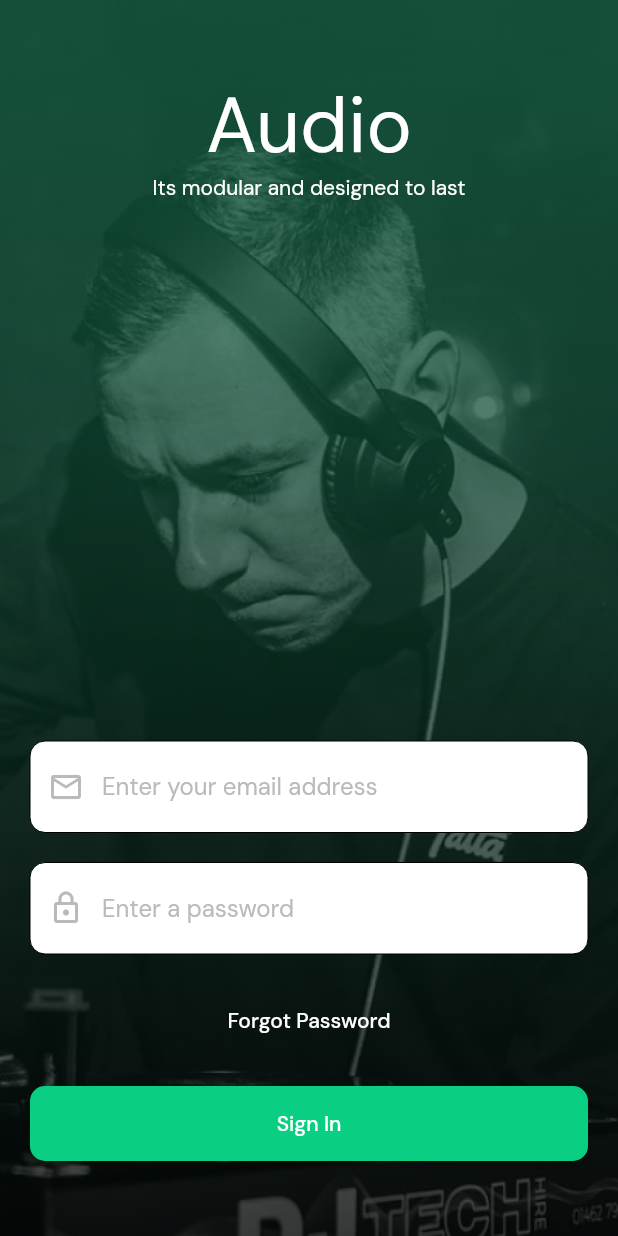
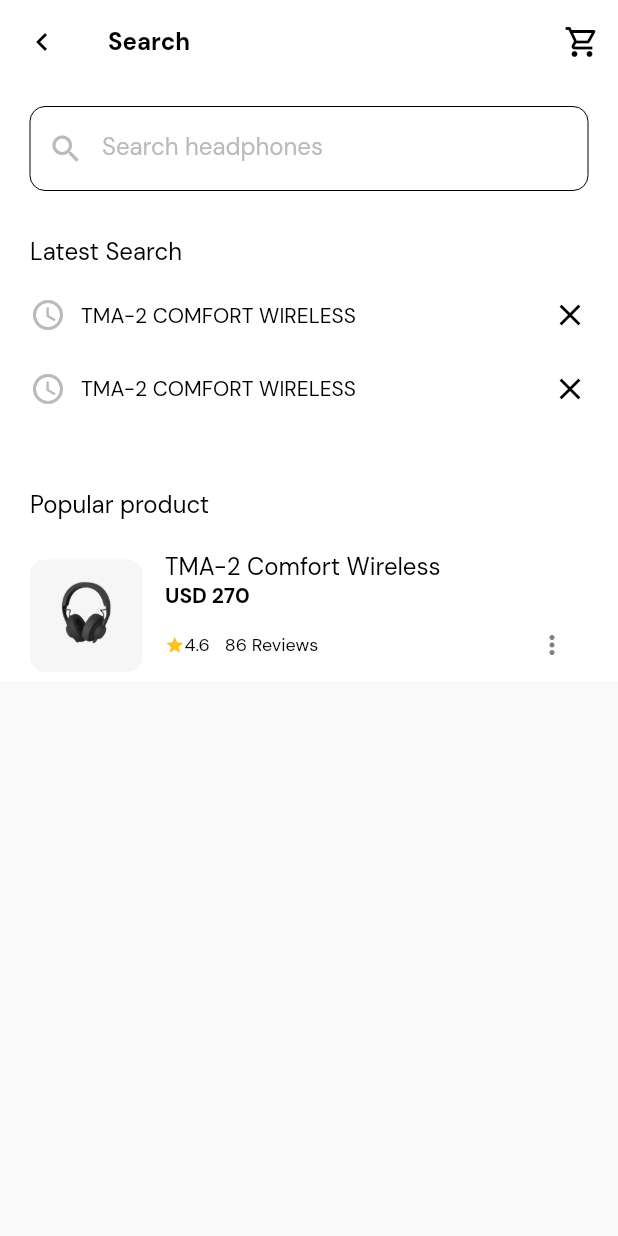
Before and after one commit to rewdt/flutter_audio_store, a Flutter app: the screen it shows after launch, on a phone screen of 412 x 824 dp. Run offline on Flutter 3.47's test engine with Material 2 defaults, Android fonts, the light colour scheme and no system bars; our stand-ins replace carousel_slider, google_fonts.

Commit message:
search screen

```diff
--- a/lib/core/app_root.dart
+++ b/lib/app_root.dart
@@ -1,4 +1,6 @@
 import 'package:audio_store/core/auth/login.dart';
+import 'package:audio_store/core/home_page.dart';
+import 'package:audio_store/core/search_screen.dart';
 import 'package:flutter/material.dart';
 import 'package:google_fonts/google_fonts.dart';
 
@@ -15,7 +17,9 @@ class AppRoot extends StatelessWidget {
       )),
       initialRoute: '/',
       routes: {
-        '/': (context) => LoginPage(),
+        // '/': (context) => LoginPage(),
+        // '/': (context) => HomePage(),
+        '/': (context) => SearchScreen(),
       },
     );
   }
--- /dev/null
+++ b/lib/core/search_screen.dart
@@ -0,0 +1,232 @@
+import 'package:flutter/material.dart';
+import 'package:google_fonts/google_fonts.dart';
+
+class SearchScreen extends StatelessWidget {
+  const SearchScreen();
+
+  @override
+  Widget build(BuildContext context) {
+    return Scaffold(
+        appBar: AppBar(
+          title: Text(
+            'Search',
+            style: GoogleFonts.dmSans(
+                fontSize: 16, fontWeight: FontWeight.w700, color: Colors.black),
+          ),
+          leading: IconButton(
+            icon: Icon(
+              Icons.chevron_left,
+              color: Colors.black,
+            ),
+            onPressed: () {},
+          ),
+          actions: [
+            IconButton(
+              icon: Icon(
+                Icons.shopping_cart_outlined,
+                color: Colors.black,
+              ),
+              onPressed: () {},
+            )
+          ],
+          backgroundColor: Colors.white,
+          elevation: 0,
+        ),
+        body: Container(
+            color: Colors.white,
+            padding: EdgeInsets.symmetric(horizontal: 20),
+            width: double.maxFinite,
+            child: SingleChildScrollView(
+              child: Column(
+                crossAxisAlignment: CrossAxisAlignment.start,
+                children: [
+                  SizedBox(
+                    height: 15,
+                  ),
+                  TextField(
+                    style: TextStyle(height: 1),
+                    decoration: InputDecoration(
+                        hintStyle: TextStyle(color: Color(0xffbababa)),
+                        filled: true,
+                        fillColor: Colors.white,
+                        prefixIcon:
+                            Icon(Icons.search, color: Color(0xffbababa)),
+                        enabledBorder: OutlineInputBorder(
+                          borderSide: BorderSide(
+                            width: 0,
+                          ),
+                          borderRadius: BorderRadius.circular(10),
+                        ),
+                        focusedBorder: OutlineInputBorder(
+                            borderSide: BorderSide(
+                              width: 0,
+                            ),
+                            borderRadius: BorderRadius.circular(10)),
+                        hintText: 'Search headphones'),
+                  ),
+                  SizedBox(
+                    height: 30,
+                  ),
+                  Text('Latest Search',
+                      style: GoogleFonts.dmSans(
+                          fontWeight: FontWeight.w400,
+                          color: Colors.black,
+                          fontSize: 16)),
+                  SizedBox(
+                    height: 20,
+                  ),
+                  Padding(
+                      padding: EdgeInsets.only(bottom: 25),
+                      child: InkWell(
+                          onTap: () {
+                            print('tapped');
+                          },
+                          child: Row(
+                            mainAxisAlignment: MainAxisAlignment.spaceBetween,
+                            children: [
+                              Row(children: [
+                                Icon(
+                                  Icons.access_time,
+                                  color: Color(0xffbababa),
+                                ),
+                                SizedBox(
+                                  width: 10,
+                                ),
+                                Text(
+                                  'TMA-2 COMFORT WIRELESS',
+                                  style: GoogleFonts.dmSans(
+                                      fontWeight: FontWeight.w400,
+                                      color: Colors.black,
+                                      fontSize: 14),
+                                )
+                              ]),
+                              Icon(
+                                Icons.close,
+                                color: Colors.black,
+                              )
+                            ],
+                          ))),
+                  Padding(
+                      padding: EdgeInsets.only(bottom: 25),
+                      child: InkWell(
+                          onTap: () {
+                            print('tapped');
+                          },
+                          child: Row(
+                            mainAxisAlignment: MainAxisAlignment.spaceBetween,
+                            children: [
+                              Row(children: [
+                                Icon(
+                                  Icons.access_time,
+                                  color: Color(0xffbababa),
+                                ),
+                                SizedBox(
+                                  width: 10,
+                                ),
+                                Text(
+                                  'TMA-2 COMFORT WIRELESS',
+                                  style: GoogleFonts.dmSans(
+                                      fontWeight: FontWeight.w400,
+                                      color: Colors.black,
+                                      fontSize: 14),
+                                )
+                              ]),
+                              Icon(
+                                Icons.close,
+                                color: Colors.black,
+                              )
+                            ],
+                          ))),
+                  SizedBox(
+                    height: 30,
+                  ),
+                  Text('Popular product',
+                      style: GoogleFonts.dmSans(
+                          fontWeight: FontWeight.w400,
+                          color: Colors.black,
+                          fontSize: 16)),
+                  SizedBox(
+                    height: 20,
+                  ),
+                  Row(
+                    children: [
+                      Container(
+                        height: 75,
+                        width: 75,
+                        decoration: BoxDecoration(
+                            color: Color(0Xfff6f6f6),
+                            borderRadius:
+                                BorderRadius.all(Radius.circular(10))),
+                        child: Center(
+                            child: Image(
+                                height: 55,
+                                width: 55,
+                                image:
+                                    AssetImage("assets/images/headphone.png"),
+                                fit: BoxFit.contain)),
+                      ),
+                      SizedBox(width: 15),
+                      Expanded(
+                          child: Column(
+                        // mainAxisAlignment: MainAxisAlignment.center,
+                        crossAxisAlignment: CrossAxisAlignment.start,
+                        children: [
+                          Text('TMA-2 Comfort Wireless',
+                              style: GoogleFonts.dmSans(
+                                  fontWeight: FontWeight.w400,
+                                  color: Colors.black,
+                                  fontSize: 16)),
+                          Text('USD 270',
+                              style: GoogleFonts.dmSans(
+                                  fontWeight: FontWeight.w700,
+                                  color: Colors.black,
+                                  fontSize: 14)),
+                          // SizedBox(
+                          //   height: 11,
+                          // ),
+                          Row(
+                            mainAxisAlignment: MainAxisAlignment.spaceBetween,
+                            children: [
+                              Row(children: [
+                                Icon(
+                                  Icons.star,
+                                  size: 13,
+                                  color: Color(0xffffc120),
+                                ),
+                                Text(
+                                  '4.6',
+                                  style: GoogleFonts.dmSans(
+                                      fontWeight: FontWeight.w400,
+                                      color: Colors.black,
+                                      fontSize: 12),
+                                ),
+                                SizedBox(width: 10),
+                                Text('86 Reviews',
+                                    style: GoogleFonts.dmSans(
+                                        fontWeight: FontWeight.w400,
+                                        color: Colors.black,
+                                        fontSize: 12)),
+                              ]),
+                              IconButton(
+                                icon: Icon(
+                                  Icons.more_vert,
+                                  color: Color(0xff7f7f7f),
+                                  size: 20,
+                                ),
+                                onPressed: () {},
+                              )
+                            ],
+                          )
+                        ],
+                      ))
+                    ],
+                  ),
+                  // SizedBox(
+                  //   height: 1000,
+                  // ),
+                  // Text('Latest Search'),
+                ],
+              ),
+            )));
+  }
+}
--- a/lib/main.dart
+++ b/lib/main.dart
@@ -1,4 +1,4 @@
-import 'package:audio_store/core/app_root.dart';
+import 'package:audio_store/app_root.dart';
 import 'package:flutter/material.dart';
 
 void main() {
--- a/pubspec.yaml
+++ b/pubspec.yaml
@@ -28,6 +28,7 @@ dependencies:
   # Use with the CupertinoIcons class for iOS style icons.
   cupertino_icons: ^1.0.2
   google_fonts: ^2.1.0
+  carousel_slider: ^4.0.0
 
 dev_dependencies:
   flutter_test:
```
Also changed, not shown: lib/core/auth/login.dart (+25 -2 lines), lib/core/components/product_popular.dart (added, +84 -0 lines), lib/core/home_page.dart (added, +351 -0 lines), assets/images/Logo.png (added), assets/images/earphone-jack.png (added), assets/images/headphone.png (added), pubspec.lock.
